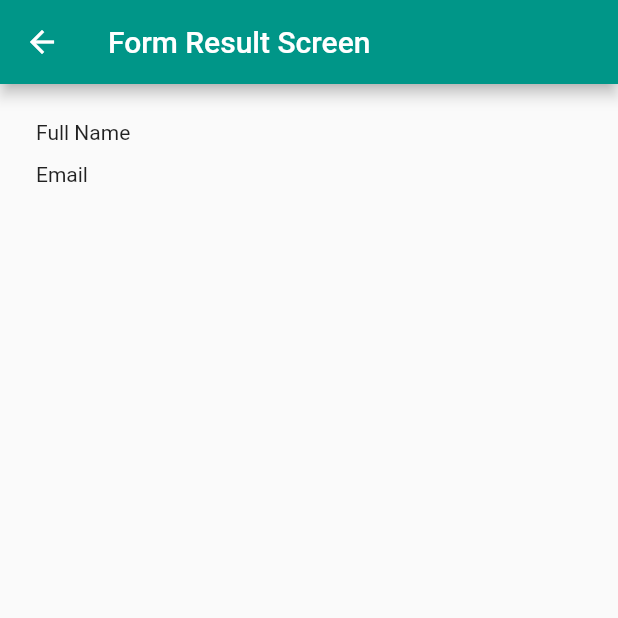
After one commit to yoesuv/GetX-Playground, a Flutter app: the FormResultScreen screen opened by its route, on a phone screen of 412 x 824 dp, the top half of it. The commit adds this screen. Run offline on Flutter 3.47's test engine with Material 2 defaults, Android fonts, the phone set to English and light mode, and no system bars; our stand-ins replace get.

Commit message:
:newspaper: add form result screen

```diff
--- a/lib/src/core/routes/app_route.dart
+++ b/lib/src/core/routes/app_route.dart
@@ -1,6 +1,7 @@
 import 'package:get/get_navigation/src/routes/get_route.dart';
 import 'package:my_getx_playground/src/core/bindings/app_bindings.dart';
 import 'package:my_getx_playground/src/menu/counter/counter_screen.dart';
+import 'package:my_getx_playground/src/menu/form/form_result_screen.dart';
 import 'package:my_getx_playground/src/menu/form/form_screen.dart';
 import 'package:my_getx_playground/src/menu/home/home_screen.dart';
 
@@ -19,4 +20,8 @@ final List<GetPage> appRoute = [
     page: () => const FormScreen(),
     binding: FormBinding(),
   ),
+  GetPage(
+    name: FormResultScreen.routeName,
+    page: () => const FormResultScreen(),
+  ),
 ];
--- /dev/null
+++ b/lib/src/menu/form/form_result_screen.dart
@@ -0,0 +1,30 @@
+import 'package:flutter/material.dart';
+
+class FormResultScreen extends StatelessWidget {
+  static const routeName = '/form_result';
+  const FormResultScreen({Key? key}) : super(key: key);
+
+  @override
+  Widget build(BuildContext context) {
+    return Scaffold(
+      appBar: AppBar(
+        title: const Text('Form Result Screen'),
+      ),
+      body: SafeArea(
+        child: Padding(
+          padding: const EdgeInsets.symmetric(horizontal: 24),
+          child: Column(
+            mainAxisSize: MainAxisSize.min,
+            crossAxisAlignment: CrossAxisAlignment.start,
+            children: [
+              SizedBox(height: 24),
+              Text('Full Name'),
+              SizedBox(height: 12),
+              Text('Email'),
+            ],
+          ),
+        ),
+      ),
+    );
+  }
+}
--- a/lib/src/menu/form/form_screen.dart
+++ b/lib/src/menu/form/form_screen.dart
@@ -1,6 +1,7 @@
 import 'package:flutter/material.dart';
 import 'package:get/get.dart';
 import 'package:my_getx_playground/src/menu/form/form_controller.dart';
+import 'package:my_getx_playground/src/menu/form/form_result_screen.dart';
 import 'package:my_getx_playground/src/widgets/my_button.dart';
 
 class FormScreen extends GetView<FormController> {
@@ -72,7 +73,9 @@ class FormScreen extends GetView<FormController> {
           height: 45,
           isEnabled: controller.isFormValid.value,
           label: 'Submit',
-          onPressed: () {},
+          onPressed: () {
+            Get.toNamed(FormResultScreen.routeName);
+          },
         ),
       ),
     );
```
